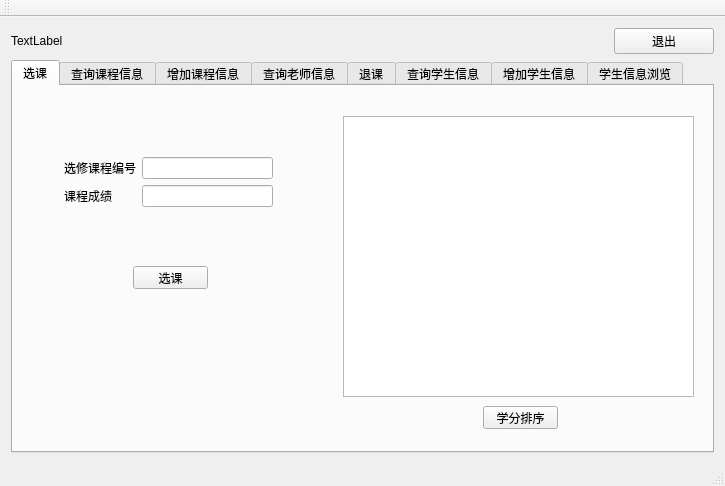
Qt form core_t.ui (Lemonlittlesweet/Academic-Affairs-Management-System) before a commit.
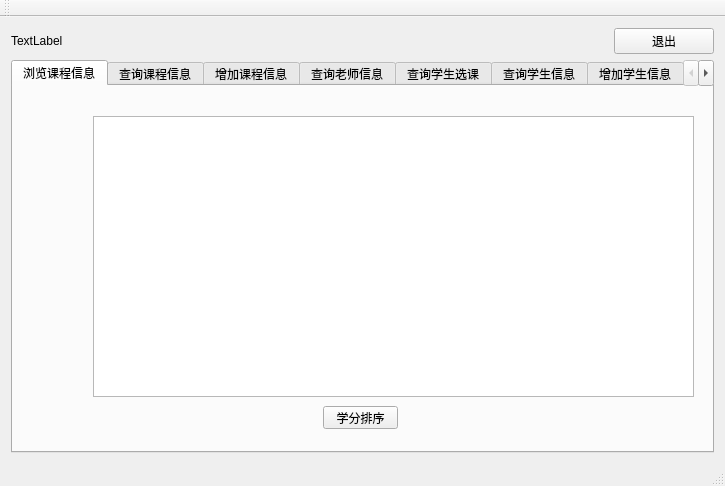
The same form after that commit. The open tabs and pages were chosen to show the change.

Diff of the .ui file:
```diff
--- a/core_t.ui
+++ b/core_t.ui
@@ -55,67 +55,22 @@
       </property>
       <widget class="QWidget" name="tab_7">
        <attribute name="title">
-        <string>选课</string>
+        <string>浏览课程信息</string>
        </attribute>
-       <widget class="QWidget" name="formLayoutWidget">
-        <property name="geometry">
-         <rect>
-          <x>40</x>
-          <y>60</y>
-          <width>231</width>
-          <height>80</height>
-         </rect>
-        </property>
-        <layout class="QFormLayout" name="formLayout_2">
-         <item row="0" column="0">
-          <widget class="QLabel" name="label_17">
-           <property name="text">
-            <string>选修课程编号</string>
-           </property>
-          </widget>
-         </item>
-         <item row="0" column="1">
-          <widget class="QLineEdit" name="subid"/>
-         </item>
-         <item row="1" column="0">
-          <widget class="QLabel" name="label_18">
-           <property name="text">
-            <string>课程成绩</string>
-           </property>
-          </widget>
-         </item>
-         <item row="1" column="1">
-          <widget class="QLineEdit" name="subscore"/>
-         </item>
-        </layout>
-       </widget>
        <widget class="QTextBrowser" name="xuanke">
         <property name="geometry">
          <rect>
-          <x>330</x>
+          <x>80</x>
           <y>30</y>
-          <width>351</width>
+          <width>601</width>
           <height>281</height>
          </rect>
         </property>
        </widget>
-       <widget class="QPushButton" name="cho_class">
-        <property name="geometry">
-         <rect>
-          <x>120</x>
-          <y>180</y>
-          <width>75</width>
-          <height>23</height>
-         </rect>
-        </property>
-        <property name="text">
-         <string>选课</string>
-        </property>
-       </widget>
        <widget class="QPushButton" name="pushButton_5">
         <property name="geometry">
          <rect>
-          <x>470</x>
+          <x>310</x>
           <y>320</y>
           <width>75</width>
           <height>23</height>
@@ -482,7 +437,7 @@
       </widget>
       <widget class="QWidget" name="tab_8">
        <attribute name="title">
-        <string>退课</string>
+        <string>查询学生选课</string>
        </attribute>
        <widget class="QWidget" name="formLayoutWidget_2">
         <property name="geometry">
```
Left out of the diff: 69 changed lines with no effect on the pictures.
